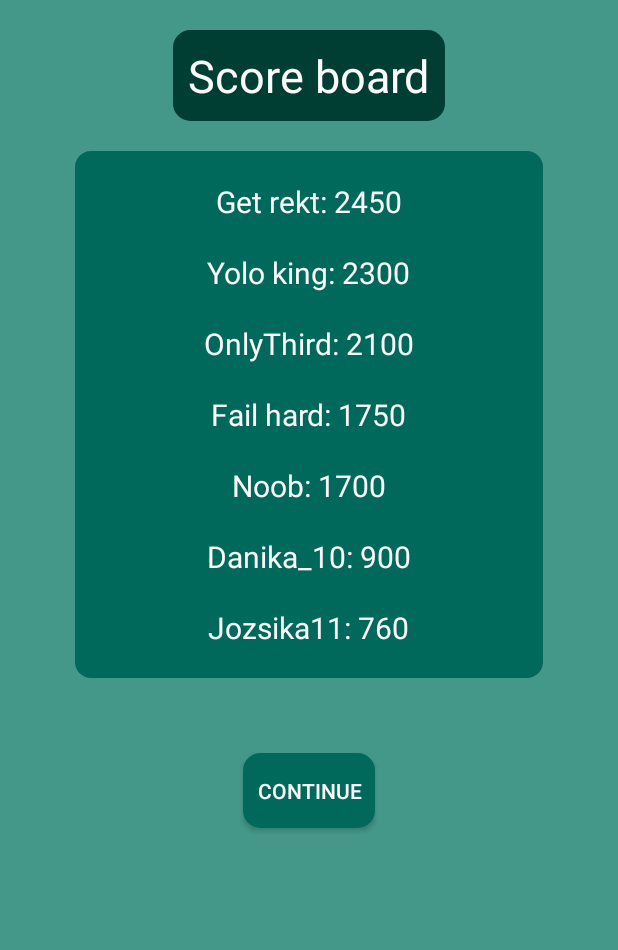
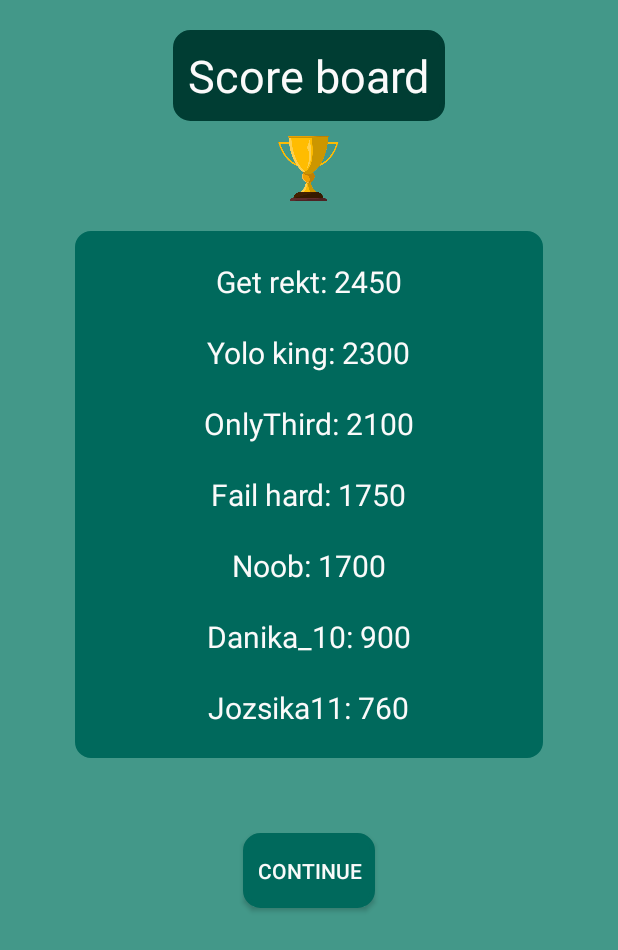
Before and after one commit to gitjuzer/AFP_2019_A, an Android app: the layout fragment_toplist.xml on its own in the app's theme, with its tools: preview values and no code run, on a phone screen of 412 x 824 dp. Shown: the top 950 px of the screen. Run offline under Robolectric (Android 15) with nearby library versions, the phone set to English and light mode, and no system bars.

Commit message:
winner cup image added

```diff
--- a/Android/app/src/main/res/layout/fragment_toplist.xml
+++ b/Android/app/src/main/res/layout/fragment_toplist.xml
@@ -23,7 +23,16 @@
         android:padding="10dp"
         android:textColor="#fafafa"
         />
-<LinearLayout
+
+    <ImageView
+        android:id="@+id/imageView2"
+        android:layout_width="82dp"
+        android:layout_height="43dp"
+        app:srcCompat="@drawable/cup"
+        android:layout_marginTop="10dp"
+        />
+
+    <LinearLayout
     android:layout_width="match_parent"
     android:layout_height="wrap_content"
     android:background="@drawable/answers_rounded_corner"
```
Also changed, not shown: Android/app/src/main/res/drawable/cup.png (added).
